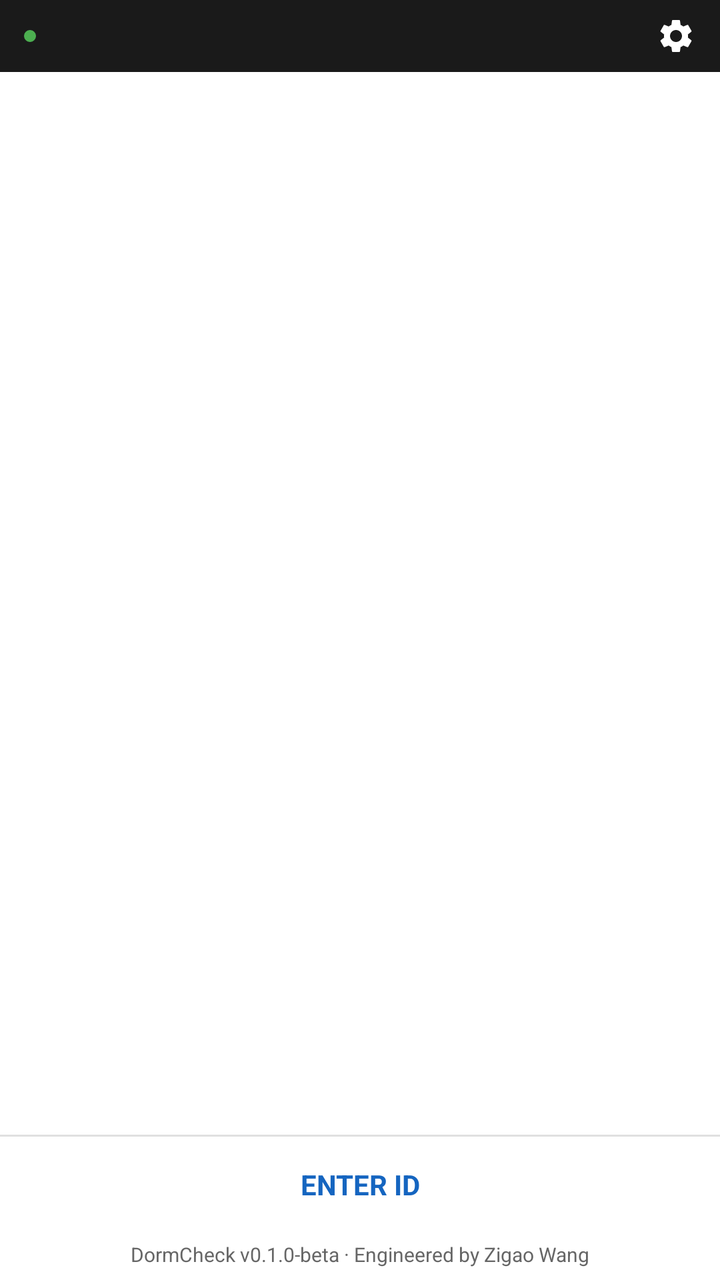
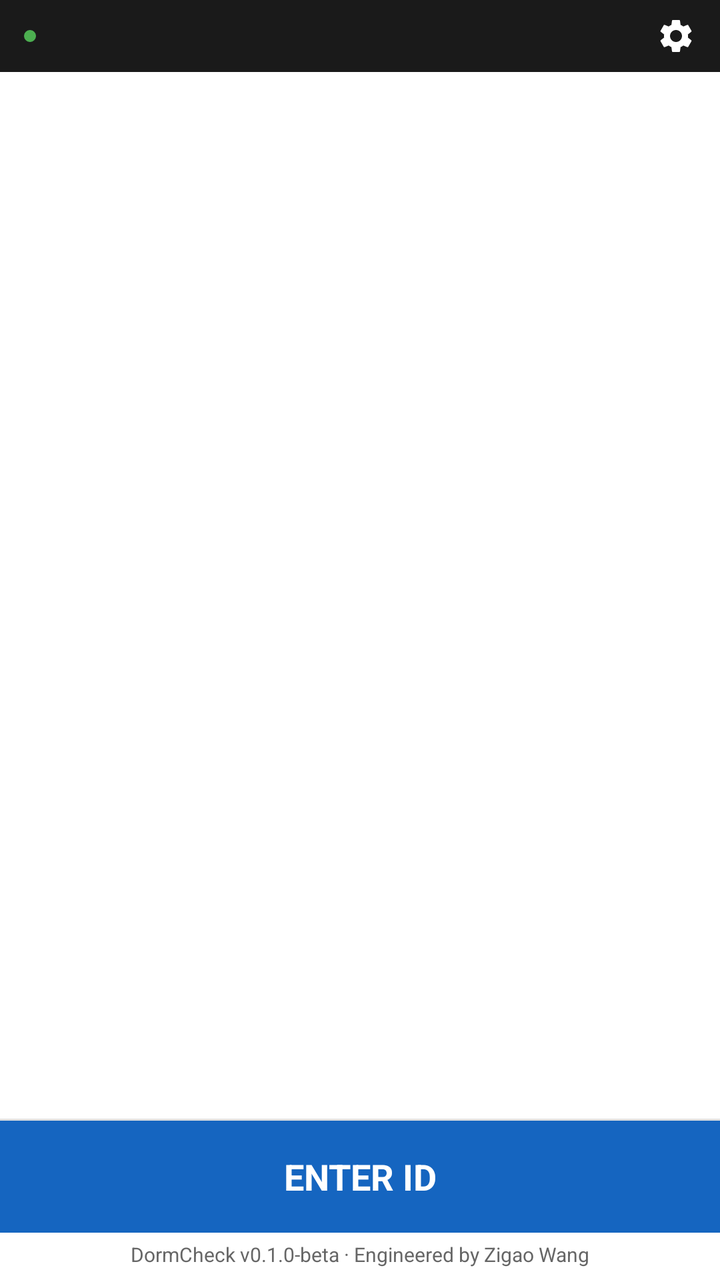

Two renders of the same Android screen: before a commit and after it. Below are the layout's source before the change and the commit's diff.
<!-- AndroidManifest.xml: application theme Theme.DormCheck -->
<!-- res/layout/activity_checkin.xml -->
<?xml version="1.0" encoding="utf-8"?>
<FrameLayout xmlns:android="http://schemas.android.com/apk/res/android"
    xmlns:app="http://schemas.android.com/apk/res-auto"
    android:layout_width="match_parent"
    android:layout_height="match_parent">

<LinearLayout
    android:id="@+id/main_content"
    android:layout_width="match_parent"
    android:layout_height="match_parent"
    android:background="@color/background"
    android:orientation="vertical">

    
    <LinearLayout
        android:layout_width="match_parent"
        android:layout_height="@dimen/top_bar_height"
        android:background="@color/header_bg"
        android:gravity="center_vertical"
        android:orientation="horizontal"
        android:paddingStart="12dp"
        android:paddingEnd="4dp">

        <View
            android:id="@+id/indicator_online"
            android:layout_width="6dp"
            android:layout_height="6dp"
            android:layout_marginEnd="8dp"
            android:background="@drawable/bg_status_dot_online" />

        <TextView
            android:id="@+id/text_device_name"
            android:layout_width="0dp"
            android:layout_height="wrap_content"
            android:layout_weight="1"
            android:textColor="@color/white"
            android:textSize="13sp"
            android:singleLine="true"
            android:ellipsize="end" />

        <TextView
            android:id="@+id/text_mode"
            android:layout_width="wrap_content"
            android:layout_height="match_parent"
            android:gravity="center"
            android:paddingStart="12dp"
            android:paddingEnd="12dp"
            android:textColor="@color/white"
            android:textSize="13sp"
            android:background="?attr/selectableItemBackground" />

        <ImageButton
            android:id="@+id/btn_settings"
            android:layout_width="36dp"
            android:layout_height="36dp"
            android:background="?attr/selectableItemBackgroundBorderless"
            android:src="@drawable/ic_settings"
            android:contentDescription="@string/settings"
            android:scaleType="centerInside"
            android:padding="8dp"
            app:tint="@color/white" />

    </LinearLayout>

    
    <EditText
        android:id="@+id/edit_barcode"
        android:layout_width="0dp"
        android:layout_height="0dp"
        android:inputType="number"
        android:imeOptions="actionDone"
        android:importantForAutofill="no" />

    
    <FrameLayout
        android:id="@+id/area_result"
        android:layout_width="match_parent"
        android:layout_height="0dp"
        android:layout_weight="1">

        <LinearLayout
            android:layout_width="match_parent"
            android:layout_height="match_parent"
            android:orientation="vertical"
            android:gravity="center">

            <TextView
                android:id="@+id/text_student_name"
                android:layout_width="match_parent"
                android:layout_height="wrap_content"
                android:gravity="center"
                android:paddingStart="24dp"
                android:paddingEnd="24dp"
                android:textSize="36sp"
                android:textStyle="bold"
                android:textColor="@color/text_primary"
                android:maxLines="2"
                android:ellipsize="end" />

            <TextView
                android:id="@+id/text_status"
                android:layout_width="match_parent"
                android:layout_height="wrap_content"
                android:gravity="center"
                android:paddingStart="24dp"
                android:paddingEnd="24dp"
                android:layout_marginTop="8dp"
                android:textSize="24sp"
                android:textStyle="bold"
                android:textAllCaps="true"
                android:textColor="@color/text_secondary" />

            <TextView
                android:id="@+id/text_student_info"
                android:layout_width="match_parent"
                android:layout_height="wrap_content"
                android:gravity="center"
                android:paddingStart="24dp"
                android:paddingEnd="24dp"
                android:layout_marginTop="6dp"
                android:textSize="20sp"
                android:textColor="@color/text_secondary" />

            <ProgressBar
                android:id="@+id/progress_checkin"
                android:layout_width="32dp"
                android:layout_height="32dp"
                android:visibility="gone" />

        </LinearLayout>

    </FrameLayout>

    
    <View
        android:id="@+id/divider_manual"
        android:layout_width="match_parent"
        android:layout_height="1dp"
        android:background="@color/divider" />

    <TextView
        android:id="@+id/btn_manual_input"
        android:layout_width="match_parent"
        android:layout_height="48dp"
        android:gravity="center"
        android:text="@string/manual_input_caps"
        android:textSize="14sp"
        android:textStyle="bold"
        android:textColor="@color/accent"
        android:background="?attr/selectableItemBackground" />

    
    <TextView
        android:id="@+id/text_footer"
        android:layout_width="match_parent"
        android:layout_height="wrap_content"
        android:paddingTop="4dp"
        android:paddingBottom="6dp"
        android:gravity="center"
        android:textSize="10sp"
        android:textColor="@color/text_secondary"
        android:text="DormCheck v0.1.0-beta · Engineered by Zigao Wang" />

</LinearLayout>

    
    <LinearLayout
        android:id="@+id/overlay_temperature"
        android:layout_width="match_parent"
        android:layout_height="match_parent"
        android:orientation="vertical"
        android:background="@color/background"
        android:visibility="gone"
        android:clickable="true">

        
        <LinearLayout
            android:layout_width="match_parent"
            android:layout_height="wrap_content"
            android:orientation="vertical"
            android:background="@color/header_bg"
            android:padding="12dp"
            android:gravity="center">

            <TextView
                android:id="@+id/text_temp_student_name"
                android:layout_width="match_parent"
                android:layout_height="wrap_content"
                android:textSize="20sp"
                android:textStyle="bold"
                android:textColor="@color/white"
                android:gravity="center" />

            <TextView
                android:id="@+id/text_temp_student_id"
                android:layout_width="match_parent"
                android:layout_height="wrap_content"
                android:textSize="13sp"
                android:fontFamily="monospace"
                android:textColor="#80FFFFFF"
                android:gravity="center"
                android:visibility="gone" />

        </LinearLayout>

        
        <LinearLayout
            android:id="@+id/layout_temp_reading"
            android:layout_width="match_parent"
            android:layout_height="0dp"
            android:layout_weight="1"
            android:orientation="vertical"
            android:gravity="center"
            android:padding="16dp">

            <TextView
                android:id="@+id/text_temp_status"
                android:layout_width="wrap_content"
                android:layout_height="wrap_content"
                android:text="Measuring…"
                android:textSize="18sp"
                android:textColor="@color/text_secondary"
                android:layout_marginBottom="12dp" />

            <LinearLayout
                android:layout_width="wrap_content"
                android:layout_height="wrap_content"
                android:orientation="horizontal"
                android:gravity="center_vertical">

                <TextView
                    android:id="@+id/text_temp_display"
                    android:layout_width="wrap_content"
                    android:layout_height="wrap_content"
                    android:minWidth="200dp"
                    android:textSize="80sp"
                    android:fontFamily="monospace"
                    android:textStyle="bold"
                    android:textColor="@color/text_secondary"
                    android:gravity="center"
                    android:text="--.-" />

                <TextView
                    android:layout_width="wrap_content"
                    android:layout_height="wrap_content"
                    android:text="°C"
                    android:textSize="24sp"
                    android:textColor="@color/text_secondary"
                    android:layout_gravity="top"
                    android:layout_marginStart="4dp"
                    android:layout_marginTop="8dp" />

            </LinearLayout>

            <TextView
                android:id="@+id/text_temp_hint"
                android:layout_width="wrap_content"
                android:layout_height="wrap_content"
                android:text="Point thermometer at forehead"
                android:textSize="16sp"
                android:textColor="@color/text_secondary"
                android:layout_marginTop="12dp" />

        </LinearLayout>

        
        <GridLayout
            android:id="@+id/grid_numpad"
            android:layout_width="match_parent"
            android:layout_height="wrap_content"
            android:paddingStart="8dp"
            android:paddingEnd="8dp"
            android:columnCount="3"
            android:rowCount="4"
            android:visibility="gone">

            <com.google.android.material.button.MaterialButton
                android:id="@+id/btn_num_1"
                style="@style/NumpadButton"
                android:text="1" />
            <com.google.android.material.button.MaterialButton
                android:id="@+id/btn_num_2"
                style="@style/NumpadButton"
                android:text="2" />
            <com.google.android.material.button.MaterialButton
                android:id="@+id/btn_num_3"
                style="@style/NumpadButton"
                android:text="3" />
            <com.google.android.material.button.MaterialButton
                android:id="@+id/btn_num_4"
                style="@style/NumpadButton"
                android:text="4" />
            <com.google.android.material.button.MaterialButton
                android:id="@+id/btn_num_5"
                style="@style/NumpadButton"
                android:text="5" />
            <com.google.android.material.button.MaterialButton
                android:id="@+id/btn_num_6"
                style="@style/NumpadButton"
                android:text="6" />
            <com.google.android.material.button.MaterialButton
                android:id="@+id/btn_num_7"
                style="@style/NumpadButton"
                android:text="7" />
            <com.google.android.material.button.MaterialButton
                android:id="@+id/btn_num_8"
                style="@style/NumpadButton"
                android:text="8" />
            <com.google.android.material.button.MaterialButton
                android:id="@+id/btn_num_9"
                style="@style/NumpadButton"
                android:text="9" />
            <com.google.android.material.button.MaterialButton
                android:id="@+id/btn_num_dot"
                style="@style/NumpadButton"
                android:text="." />
            <com.google.android.material.button.MaterialButton
                android:id="@+id/btn_num_0"
                style="@style/NumpadButton"
                android:text="0" />
            <com.google.android.material.button.MaterialButton
                android:id="@+id/btn_num_back"
                style="@style/NumpadButton"
                android:text="⌫" />

        </GridLayout>

        
        <LinearLayout
            android:layout_width="match_parent"
            android:layout_height="wrap_content"
            android:orientation="horizontal">

            <TextView
                android:id="@+id/btn_temp_cancel"
                android:layout_width="0dp"
                android:layout_height="52dp"
                android:layout_weight="1"
                android:gravity="center"
                android:text="@string/cancel"
                android:textSize="15sp"
                android:textColor="@color/text_secondary"
                android:background="?attr/selectableItemBackground" />

            <View
                android:layout_width="1dp"
                android:layout_height="match_parent"
                android:background="@color/divider" />

            <TextView
                android:id="@+id/btn_temp_manual"
                android:layout_width="0dp"
                android:layout_height="52dp"
                android:layout_weight="1"
                android:gravity="center"
                android:text="MANUAL"
                android:textSize="15sp"
                android:textStyle="bold"
                android:textColor="@color/text_primary"
                android:background="?attr/selectableItemBackground" />

            <View
                android:layout_width="1dp"
                android:layout_height="match_parent"
                android:background="@color/divider" />

            <TextView
                android:id="@+id/btn_temp_confirm"
                android:layout_width="0dp"
                android:layout_height="52dp"
                android:layout_weight="1"
                android:gravity="center"
                android:text="@string/confirm"
                android:textSize="15sp"
                android:textStyle="bold"
                android:textColor="@color/white"
                android:background="@color/accent" />

        </LinearLayout>

    </LinearLayout>

    
    <LinearLayout
        android:id="@+id/overlay_manual_id"
        android:layout_width="match_parent"
        android:layout_height="match_parent"
        android:orientation="vertical"
        android:background="@color/background"
        android:visibility="gone"
        android:clickable="true">

        
        <LinearLayout
            android:layout_width="match_parent"
            android:layout_height="wrap_content"
            android:background="@color/header_bg"
            android:padding="12dp"
            android:gravity="center">

            <TextView
                android:layout_width="match_parent"
                android:layout_height="wrap_content"
                android:textSize="16sp"
                android:textStyle="bold"
                android:textColor="@color/white"
                android:gravity="center"
                android:text="ENTER STUDENT ID" />

        </LinearLayout>

        
        <LinearLayout
            android:layout_width="match_parent"
            android:layout_height="0dp"
            android:layout_weight="1"
            android:orientation="vertical"
            android:gravity="center"
            android:padding="16dp">

            <TextView
                android:id="@+id/text_id_display"
                android:layout_width="wrap_content"
                android:layout_height="wrap_content"
                android:minWidth="200dp"
                android:textSize="56sp"
                android:fontFamily="monospace"
                android:textStyle="bold"
                android:textColor="@color/text_primary"
                android:gravity="center"
                android:text="—" />

        </LinearLayout>

        
        <GridLayout
            android:id="@+id/grid_id_numpad"
            android:layout_width="match_parent"
            android:layout_height="wrap_content"
            android:paddingStart="8dp"
            android:paddingEnd="8dp"
            android:columnCount="3"
            android:rowCount="4">

            <com.google.android.material.button.MaterialButton
                android:id="@+id/btn_id_1"
                style="@style/NumpadButton"
                android:text="1" />
            <com.google.android.material.button.MaterialButton
                android:id="@+id/btn_id_2"
                style="@style/NumpadButton"
                android:text="2" />
            <com.google.android.material.button.MaterialButton
                android:id="@+id/btn_id_3"
                style="@style/NumpadButton"
                android:text="3" />
            <com.google.android.material.button.MaterialButton
                android:id="@+id/btn_id_4"
                style="@style/NumpadButton"
                android:text="4" />
            <com.google.android.material.button.MaterialButton
                android:id="@+id/btn_id_5"
                style="@style/NumpadButton"
                android:text="5" />
            <com.google.android.material.button.MaterialButton
                android:id="@+id/btn_id_6"
                style="@style/NumpadButton"
                android:text="6" />
            <com.google.android.material.button.MaterialButton
                android:id="@+id/btn_id_7"
                style="@style/NumpadButton"
                android:text="7" />
            <com.google.android.material.button.MaterialButton
                android:id="@+id/btn_id_8"
                style="@style/NumpadButton"
                android:text="8" />
            <com.google.android.material.button.MaterialButton
                android:id="@+id/btn_id_9"
                style="@style/NumpadButton"
                android:text="9" />
            <com.google.android.material.button.MaterialButton
                android:id="@+id/btn_id_clear"
                style="@style/NumpadButton"
                android:text="CLR" />
            <com.google.android.material.button.MaterialButton
                android:id="@+id/btn_id_0"
                style="@style/NumpadButton"
                android:text="0" />
            <com.google.android.material.button.MaterialButton
                android:id="@+id/btn_id_back"
                style="@style/NumpadButton"
                android:text="⌫" />

        </GridLayout>

        
        <LinearLayout
            android:layout_width="match_parent"
            android:layout_height="wrap_content"
            android:orientation="horizontal">

            <TextView
                android:id="@+id/btn_id_cancel"
                android:layout_width="0dp"
                android:layout_height="52dp"
                android:layout_weight="1"
                android:gravity="center"
                android:text="@string/cancel"
                android:textSize="15sp"
                android:textColor="@color/text_secondary"
                android:background="?attr/selectableItemBackground" />

            <View
                android:layout_width="1dp"
                android:layout_height="match_parent"
                android:background="@color/divider" />

            <TextView
                android:id="@+id/btn_id_confirm"
                android:layout_width="0dp"
                android:layout_height="52dp"
                android:layout_weight="1"
                android:gravity="center"
                android:text="@string/confirm"
                android:textSize="15sp"
                android:textStyle="bold"
                android:textColor="@color/white"
                android:background="@color/accent" />

        </LinearLayout>

    </LinearLayout>

</FrameLayout>
<!-- resources referenced by this layout -->
<resources>
  <color name="accent">#1565C0</color>
  <color name="background">#FFFFFF</color>
  <color name="divider">#E0E0E0</color>
  <color name="header_bg">#1A1A1A</color>
  <color name="text_primary">#1A1A1A</color>
  <color name="text_secondary">#666666</color>
  <color name="white">#FFFFFF</color>
  <dimen name="top_bar_height">36dp</dimen>
  <!-- drawable bg_status_dot_online (drawable) -->
  <?xml version="1.0" encoding="utf-8"?>
  <shape xmlns:android="http://schemas.android.com/apk/res/android"
      android:shape="oval">
      <solid android:color="#4CAF50" />
  </shape>
  <!-- drawable ic_settings (drawable) -->
  <vector xmlns:android="http://schemas.android.com/apk/res/android"
      android:width="24dp"
      android:height="24dp"
      android:viewportWidth="24"
      android:viewportHeight="24">
      <path
          android:fillColor="#FFFFFF"
          android:pathData="M19.14,12.94C19.18,12.64 19.2,12.33 19.2,12C19.2,11.68 19.18,11.36 19.13,11.06L21.16,9.48C21.34,9.34 21.39,9.07 21.28,8.87L19.36,5.55C19.24,5.33 18.99,5.26 18.77,5.33L16.38,6.29C15.88,5.91 15.35,5.59 14.76,5.35L14.4,2.81C14.36,2.57 14.16,2.4 13.92,2.4H10.08C9.84,2.4 9.65,2.57 9.61,2.81L9.25,5.35C8.66,5.59 8.12,5.92 7.63,6.29L5.24,5.33C5.02,5.25 4.77,5.33 4.65,5.55L2.74,8.87C2.62,9.08 2.66,9.34 2.86,9.48L4.89,11.06C4.84,11.36 4.8,11.69 4.8,12C4.8,12.31 4.82,12.64 4.87,12.94L2.84,14.52C2.66,14.66 2.61,14.93 2.72,15.13L4.64,18.45C4.76,18.67 5.01,18.74 5.23,18.67L7.62,17.71C8.12,18.09 8.65,18.41 9.24,18.65L9.6,21.19C9.65,21.43 9.84,21.6 10.08,21.6H13.92C14.16,21.6 14.36,21.43 14.39,21.19L14.75,18.65C15.34,18.41 15.88,18.09 16.37,17.71L18.76,18.67C18.98,18.75 19.23,18.67 19.35,18.45L21.27,15.13C21.39,14.91 21.34,14.66 21.15,14.52L19.14,12.94ZM12,15.6C10.02,15.6 8.4,13.98 8.4,12C8.4,10.02 10.02,8.4 12,8.4C13.98,8.4 15.6,10.02 15.6,12C15.6,13.98 13.98,15.6 12,15.6Z" />
  </vector>
  <string name="cancel">Cancel</string>
  <string name="confirm">Confirm</string>
  <string name="manual_input_caps">ENTER ID</string>
  <string name="settings">Settings</string>
  <style name="NumpadButton" parent="Widget.MaterialComponents.Button.TextButton">
          <item name="android:layout_width">0dp</item>
          <item name="android:layout_height">56dp</item>
          <item name="android:layout_columnWeight">1</item>
          <item name="android:layout_margin">2dp</item>
          <item name="android:textSize">24sp</item>
          <item name="android:textStyle">bold</item>
          <item name="android:textColor">@color/text_primary</item>
          <item name="cornerRadius">0dp</item>
          <item name="android:insetTop">0dp</item>
          <item name="android:insetBottom">0dp</item>
          <item name="backgroundTint">@color/numpad_bg</item>
          <item name="rippleColor">#33000000</item>
      </style>
  <style name="Theme.DormCheck" parent="Theme.MaterialComponents.Light.NoActionBar">
          <item name="colorPrimary">@color/primary</item>
          <item name="colorPrimaryDark">@color/primary_dark</item>
          <item name="colorAccent">@color/accent</item>
          <item name="android:statusBarColor">@color/status_bar</item>
          <item name="android:windowBackground">@color/background</item>
      </style>
  <color name="numpad_bg">#F0F0F0</color>
  <color name="primary">#1565C0</color>
  <color name="primary_dark">#0D47A1</color>
  <color name="status_bar">#000000</color>
</resources>

<!-- the commit's change to res/layout/activity_checkin.xml (unified diff, before → after) -->
@@ -141,13 +141,13 @@
     <TextView
         android:id="@+id/btn_manual_input"
         android:layout_width="match_parent"
-        android:layout_height="48dp"
+        android:layout_height="56dp"
         android:gravity="center"
         android:text="@string/manual_input_caps"
-        android:textSize="14sp"
+        android:textSize="18sp"
         android:textStyle="bold"
-        android:textColor="@color/accent"
-        android:background="?attr/selectableItemBackground" />
+        android:textColor="@color/white"
+        android:background="@color/accent" />
 
     
     <TextView
